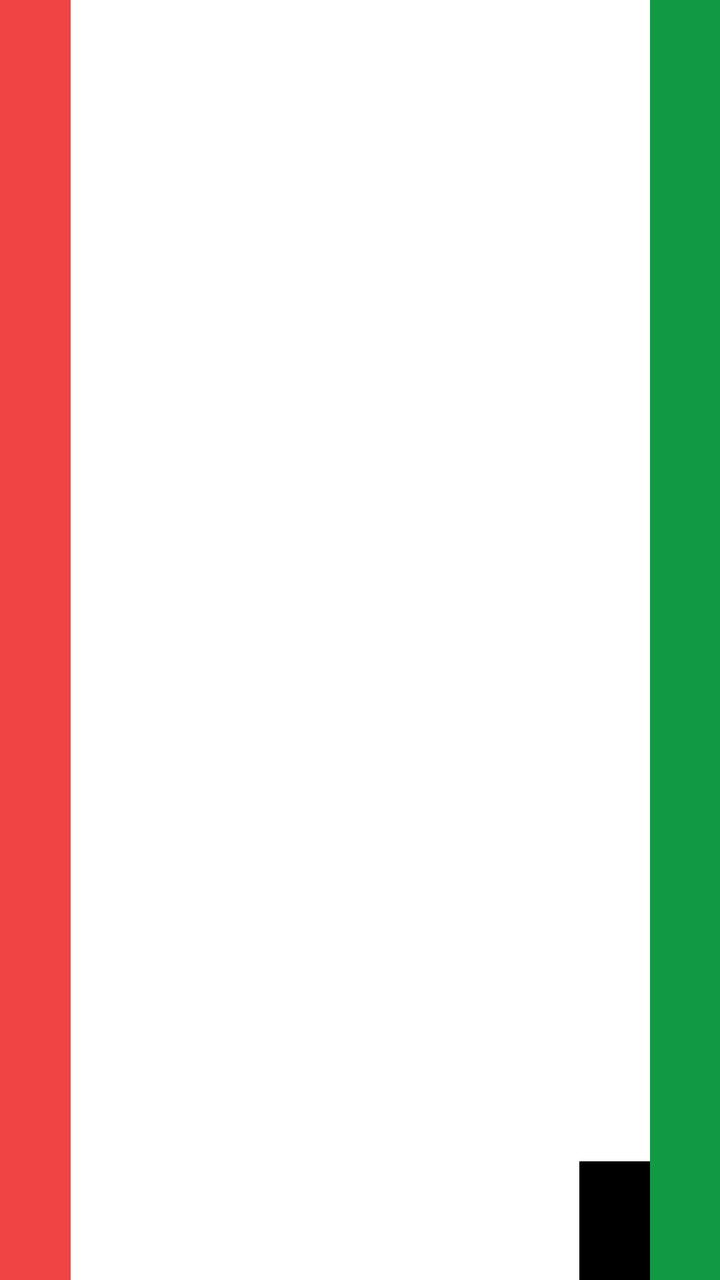
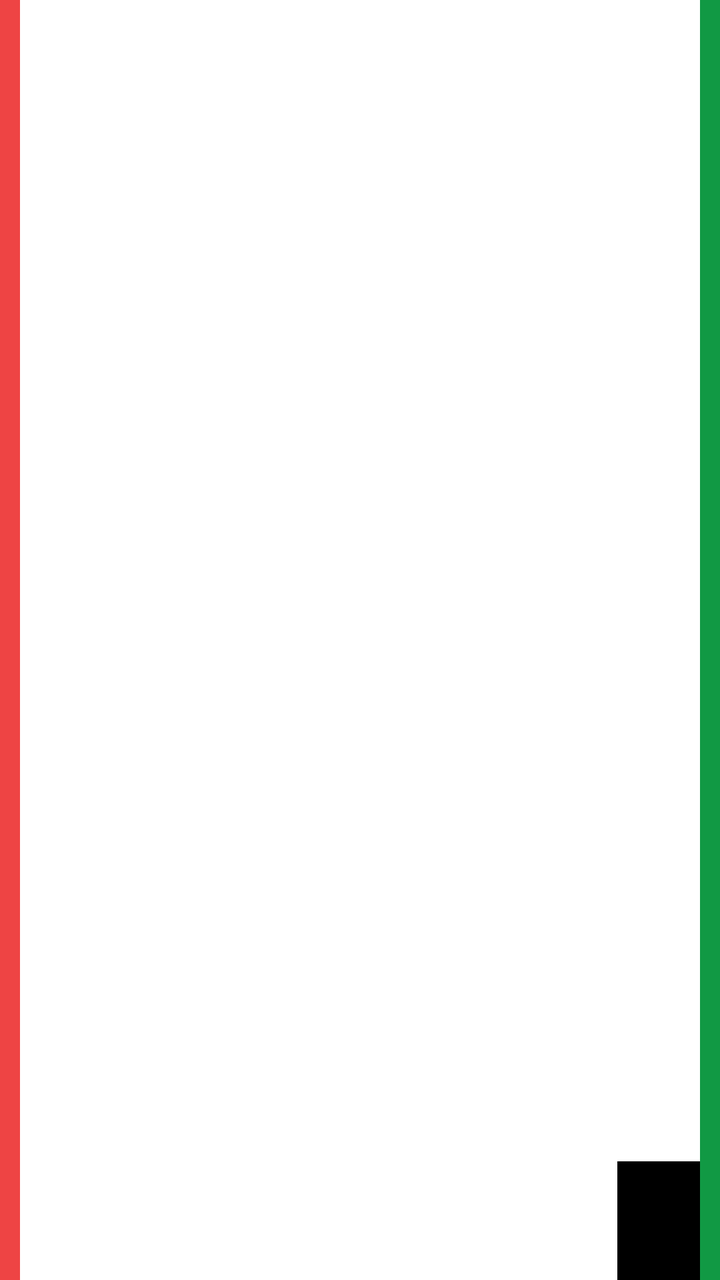

Screens rendered from an Android XML layout before and after an edit, with the pre-edit source and the edit as a unified diff.
<!-- AndroidManifest.xml: application theme AppTheme -->
<!-- res/layout/item_index.xml -->
<?xml version="1.0" encoding="utf-8"?>
<GridLayout
    xmlns:android="http://schemas.android.com/apk/res/android"
    android:id="@+id/spawn_item_view"
    android:layout_width="match_parent"
    android:layout_height="wrap_content"
    android:orientation="vertical"
    android:rowCount="3"
    android:columnCount="4"
    android:layout_margin="1dp"
    android:background="#fff">

    <FrameLayout
        android:id="@+id/index_remove_view"
        android:layout_row="0"
        android:layout_column="0"
        android:layout_columnWeight=".1"
        android:layout_rowSpan="3"
        android:layout_gravity="fill"
        android:gravity="center"
        android:textSize="@dimen/text_size_paragraph_title"
        android:background="@color/colorAttention"
        android:textColor="#fff"
        android:textStyle="bold"
        android:text="@string/symbol_decrement_button"/>

    <TextView
        android:id="@+id/spawn_item_primary"
        android:layout_row="0"
        android:layout_column="1"
        android:layout_columnWeight=".8"
        android:layout_columnSpan="2"
        android:layout_gravity="fill"
        android:layout_margin="4dp"
        android:textSize="@dimen/text_size_paragraph_title"
        android:textAppearance="?attr/textAppearanceListItem" />

    <TextView
        android:id="@+id/spawn_item_secondary"
        android:layout_row="1"
        android:layout_column="1"
        android:layout_columnWeight=".7"
        android:layout_margin="4dp"
        android:textAppearance="?attr/textAppearanceListItem" />

    <TextView
        android:id="@+id/spawn_item_tertiary"
        android:layout_row="2"
        android:layout_column="1"
        android:layout_columnWeight=".7"
        android:layout_margin="4dp"
        android:textAppearance="?attr/textAppearanceListItem" />

    <RelativeLayout
        android:layout_row="1"
        android:layout_column="2"
        android:layout_columnWeight=".1"
        android:layout_rowSpan="2"
        android:layout_gravity="fill"
        android:background="#000"
        android:gravity="end">



    </RelativeLayout>

    <FrameLayout
        android:id="@+id/index_add_view"
        android:layout_row="0"
        android:layout_column="3"
        android:layout_columnWeight=".1"
        android:layout_gravity="fill"
        android:layout_rowSpan="3"
        android:gravity="center"
        android:textSize="@dimen/text_size_paragraph_title"
        android:background="@color/colorConversionDark"
        android:textColor="#fff"
        android:textStyle="bold"
        android:text="+"/>

</GridLayout>
<!-- resources referenced by this layout -->
<resources>
  <color name="colorAttention">#EE4444</color>
  <color name="colorConversionDark">#119944</color>
  <dimen name="text_size_paragraph_title">20sp</dimen>
  <string name="symbol_decrement_button">—</string>
  <style name="AppTheme" parent="Theme.AppCompat.Light.DarkActionBar">
          <item name="colorPrimary">@color/colorPrimary</item>
          <item name="colorPrimaryDark">@color/colorPrimaryDark</item>
          <item name="colorAccent">@color/colorAccent</item>
          <item name="popupMenuStyle">@style/AppTheme.PopupOverlay</item>
      </style>
  <color name="colorPrimary">#00B0FF</color>
  <color name="colorPrimaryDark">#0081CB</color>
  <color name="colorAccent">#F7BA28</color>
  <style name="AppTheme.PopupOverlay" parent="@android:style/Widget.PopupMenu">
          <item name="android:background">@color/colorPrimary</item>
      </style>
</resources>

<!-- the commit's change to res/layout/item_index.xml (unified diff, before → after) -->
@@ -14,7 +14,7 @@
         android:id="@+id/index_remove_view"
         android:layout_row="0"
         android:layout_column="0"
-        android:layout_columnWeight=".1"
+        android:layout_width="10dp"
         android:layout_rowSpan="3"
         android:layout_gravity="fill"
         android:gravity="center"
@@ -60,7 +60,11 @@
         android:background="#000"
         android:gravity="end">
 
-
+        <ImageView
+            android:id="@+id/spawn_item_logo"
+            android:layout_width="0dp"
+            android:layout_height="0dp"
+            android:contentDescription="@string/description_charity_logo"/>
 
     </RelativeLayout>
 
@@ -68,7 +72,7 @@
         android:id="@+id/index_add_view"
         android:layout_row="0"
         android:layout_column="3"
-        android:layout_columnWeight=".1"
+        android:layout_width="10dp"
         android:layout_gravity="fill"
         android:layout_rowSpan="3"
         android:gravity="center"
<!-- resource entries referenced after the edit -->
@@ -3,6 +3,7 @@
   <color name="colorAttention">#EE4444</color>
   <color name="colorConversionDark">#119944</color>
   <dimen name="text_size_paragraph_title">20sp</dimen>
+  <string name="description_charity_logo">This is the logo that corresponds to the listed charity</string>
   <string name="symbol_decrement_button">—</string>
   <style name="AppTheme" parent="Theme.AppCompat.Light.DarkActionBar">
           <item name="colorPrimary">@color/colorPrimary</item>
